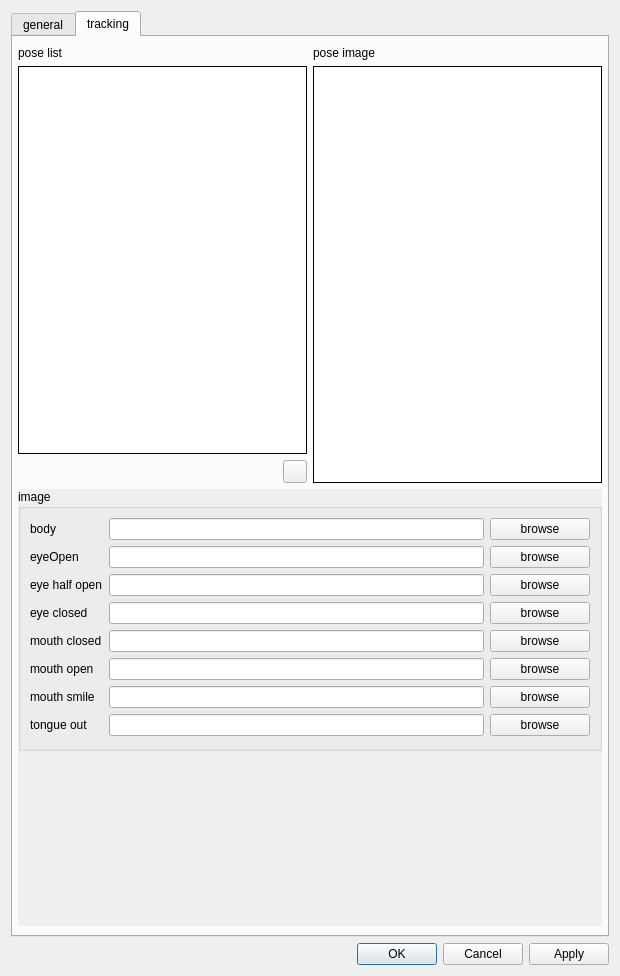
First picture: the form in src/ui/FaceTrackerDialog.ui, repository ashmanix/ashmanix-moveface-obs-plugin, before the edit.
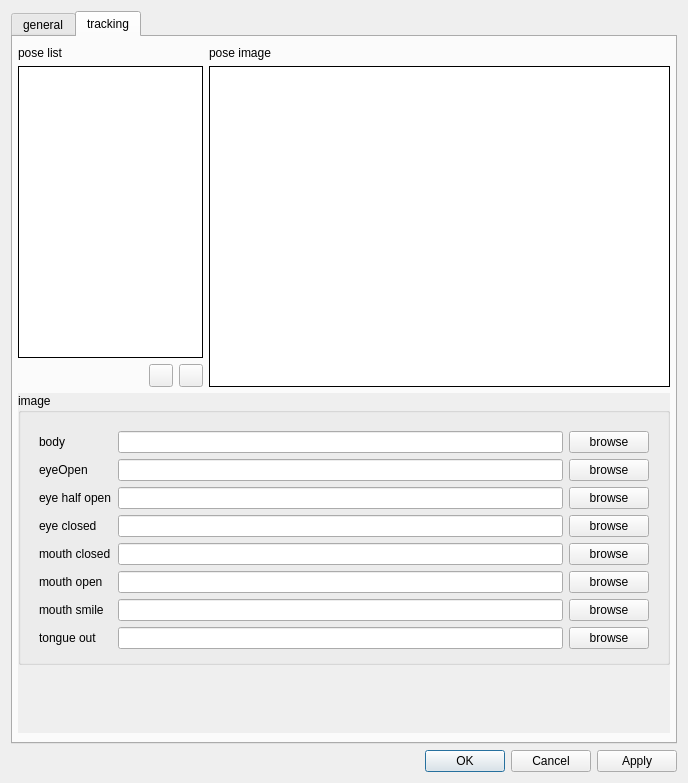
Second picture: the form after the edit. Custom widgets are drawn as their Qt base class.

What changed in the file:
```diff
--- a/src/ui/FaceTrackerDialog.ui
+++ b/src/ui/FaceTrackerDialog.ui
@@ -6,8 +6,8 @@
    <rect>
     <x>0</x>
     <y>0</y>
-    <width>620</width>
-    <height>976</height>
+    <width>688</width>
+    <height>783</height>
    </rect>
   </property>
   <property name="windowTitle">
@@ -280,7 +280,7 @@
         <number>5</number>
        </property>
        <item>
-        <layout class="QHBoxLayout" name="imageViewHorizontalLayout" stretch="0,0">
+        <layout class="QHBoxLayout" name="imageViewHorizontalLayout" stretch="2,5">
          <property name="bottomMargin">
           <number>0</number>
          </property>
@@ -298,6 +298,12 @@
            </item>
            <item>
             <widget class="QListView" name="poseListView">
+             <property name="sizePolicy">
+              <sizepolicy hsizetype="Expanding" vsizetype="Expanding">
+               <horstretch>0</horstretch>
+               <verstretch>0</verstretch>
+              </sizepolicy>
+             </property>
              <property name="autoFillBackground">
               <bool>true</bool>
              </property>
@@ -307,6 +313,18 @@
              <property name="frameShadow">
               <enum>QFrame::Plain</enum>
              </property>
+             <property name="editTriggers">
+              <set>QAbstractItemView::DoubleClicked|QAbstractItemView::EditKeyPressed</set>
+             </property>
+             <property name="dragDropMode">
+              <enum>QAbstractItemView::DragDrop</enum>
+             </property>
+             <property name="defaultDropAction">
+              <enum>Qt::MoveAction</enum>
+             </property>
+             <property name="alternatingRowColors">
+              <bool>true</bool>
+             </property>
              <property name="class" stdset="0">
               <string>bg-base</string>
              </property>
@@ -322,6 +340,9 @@
                <property name="orientation">
                 <enum>Qt::Horizontal</enum>
                </property>
+               <property name="sizeType">
+                <enum>QSizePolicy::MinimumExpanding</enum>
+               </property>
                <property name="sizeHint" stdset="0">
                 <size>
                  <width>40</width>
@@ -330,6 +351,13 @@
                </property>
               </spacer>
              </item>
+             <item>
+              <widget class="QToolButton" name="deletePoseToolButton">
+               <property name="text">
+                <string/>
+               </property>
+              </widget>
+             </item>
              <item>
               <widget class="QToolButton" name="addPoseToolButton">
                <property name="text">
@@ -362,14 +390,14 @@
            <item>
             <widget class="AvatarGraphicsView" name="avatarGraphicsView">
              <property name="sizePolicy">
-              <sizepolicy hsizetype="Expanding" vsizetype="MinimumExpanding">
-               <horstretch>0</horstretch>
+              <sizepolicy hsizetype="Expanding" vsizetype="Expanding">
+               <horstretch>1</horstretch>
                <verstretch>0</verstretch>
               </sizepolicy>
              </property>
              <property name="minimumSize">
               <size>
-               <width>250</width>
+               <width>0</width>
                <height>300</height>
               </size>
              </property>
@@ -417,9 +445,9 @@
           <property name="geometry">
            <rect>
             <x>0</x>
-            <y>0</y>
-            <width>580</width>
-            <height>419</height>
+            <y>-2</y>
+            <width>633</width>
+            <height>405</height>
            </rect>
           </property>
           <layout class="QVBoxLayout" name="verticalLayout_5">
@@ -445,73 +473,14 @@
                <number>12</number>
               </property>
               <item>
+               <widget class="QWidget" name="imageConfigWidget" native="true">
                <layout class="QFormLayout" name="formLayout">
                 <property name="fieldGrowthPolicy">
                  <enum>QFormLayout::AllNonFixedFieldsGrow</enum>
                 </property>
                 <property name="bottomMargin">
-                 <number>0</number>
-                </property>
-                <item row="1" column="0">
-                 <widget class="QLabel" name="eyeOpenUrlLabel">
-                  <property name="text">
-                   <string>eyeOpen</string>
-                  </property>
-                 </widget>
-                </item>
-                <item row="2" column="0">
-                 <widget class="QLabel" name="eyeHalfOpenUrLabel">
-                  <property name="text">
-                   <string>eye half open</string>
-                  </property>
-                 </widget>
-                </item>
-                <item row="1" column="1">
-                 <layout class="QHBoxLayout" name="horizontalLayout_4">
-                  <item>
-                   <widget class="QLineEdit" name="eyeOpenUrlEdit"/>
-                  </item>
-                  <item>
-                   <widget class="QPushButton" name="eyeOpenUrlPushButton">
-                    <property name="minimumSize">
-                     <size>
-                      <width>100</width>
-                      <height>0</height>
-                     </size>
-                    </property>
-                    <property name="text">
-                     <string>browse</string>
-                    </property>
-                   </widget>
-                  </item>
-                 </layout>
-                </item>
-                <item row="2" column="1">
-                 <layout class="QHBoxLayout" name="horizontalLayout_5">
-                  <item>
-                   <widget class="QLineEdit" name="eyeHalfOpenUrlEdit"/>
-                  </item>
-                  <item>
-                   <widget class="QPushButton" name="eyeHalfOpenUrlPushButton">
-                    <property name="sizePolicy">
-                     <sizepolicy hsizetype="Minimum" vsizetype="Fixed">
-                      <horstretch>0</horstretch>
-                      <verstretch>0</verstretch>
-                     </sizepolicy>
-                    </property>
-                    <property name="minimumSize">
-                     <size>
-                      <width>100</width>
-                      <height>0</height>
-                     </size>
-                    </property>
-                    <property name="text">
-                     <string>browse</string>
-                    </property>
-                   </widget>
-                  </item>
-                 </layout>
-                </item>
+                  <number>1</number>
+                 </property>
                 <item row="0" column="0">
                  <widget class="QLabel" name="bodyUrlLabel">
                   <property name="text">
@@ -522,13 +491,85 @@
                 <item row="0" column="1">
                  <layout class="QHBoxLayout" name="horizontalLayout_6">
                   <item>
-                   <widget class="QLineEdit" name="bodyUrlLineEdit"/>
+                    <widget class="QLineEdit" name="bodyUrlLineEdit">
+                     <property name="clearButtonEnabled">
+                      <bool>true</bool>
+                     </property>
+                    </widget>
                   </item>
                   <item>
                    <widget class="QPushButton" name="bodyUrlPushButton">
                     <property name="minimumSize">
                      <size>
-                      <width>100</width>
+                       <width>80</width>
+                       <height>0</height>
+                      </size>
+                     </property>
+                     <property name="text">
+                      <string>browse</string>
+                     </property>
+                    </widget>
+                   </item>
+                  </layout>
+                 </item>
+                 <item row="1" column="0">
+                  <widget class="QLabel" name="eyesOpenUrlLabel">
+                   <property name="text">
+                    <string>eyeOpen</string>
+                   </property>
+                  </widget>
+                 </item>
+                 <item row="1" column="1">
+                  <layout class="QHBoxLayout" name="horizontalLayout_4">
+                   <item>
+                    <widget class="QLineEdit" name="eyesOpenUrlEdit">
+                     <property name="clearButtonEnabled">
+                      <bool>true</bool>
+                     </property>
+                    </widget>
+                   </item>
+                   <item>
+                    <widget class="QPushButton" name="eyesOpenUrlPushButton">
+                     <property name="minimumSize">
+                      <size>
+                       <width>80</width>
+                       <height>0</height>
+                      </size>
+                     </property>
+                     <property name="text">
+                      <string>browse</string>
+                     </property>
+                    </widget>
+                   </item>
+                  </layout>
+                 </item>
+                 <item row="2" column="0">
+                  <widget class="QLabel" name="eyesHalfOpenUrLabel">
+                   <property name="text">
+                    <string>eye half open</string>
+                   </property>
+                  </widget>
+                 </item>
+                 <item row="2" column="1">
+                  <layout class="QHBoxLayout" name="horizontalLayout_5">
+                   <item>
+                    <widget class="QLineEdit" name="eyesHalfOpenUrlEdit">
+                     <property name="clearButtonEnabled">
+                      <bool>true</bool>
+                     </property>
+                    </widget>
+                   </item>
+                   <item>
+                    <widget class="QPushButton" name="eyesHalfOpenUrlPushButton">
+                     <property name="sizePolicy">
+                      <sizepolicy hsizetype="Minimum" vsizetype="Fixed">
+                       <horstretch>0</horstretch>
+                       <verstretch>0</verstretch>
+                      </sizepolicy>
+                     </property>
+                     <property name="minimumSize">
+                      <size>
+                       <width>80</width>
                       <height>0</height>
                      </size>
                     </property>
@@ -546,6 +587,30 @@
                   </property>
                  </widget>
                 </item>
+                 <item row="3" column="1">
+                  <layout class="QHBoxLayout" name="horizontalLayout">
+                   <item>
+                    <widget class="QLineEdit" name="eyesClosedUrlLineEdit">
+                     <property name="clearButtonEnabled">
+                      <bool>true</bool>
+                     </property>
+                    </widget>
+                   </item>
+                   <item>
+                    <widget class="QPushButton" name="eyesClosedUrlPushButton">
+                     <property name="minimumSize">
+                      <size>
+                       <width>80</width>
+                       <height>0</height>
+                      </size>
+                     </property>
+                     <property name="text">
+                      <string>browse</string>
+                     </property>
+                    </widget>
+                   </item>
+                  </layout>
+                 </item>
                 <item row="4" column="0">
                  <widget class="QLabel" name="mouthClosedUrlLabel">
                   <property name="text">
@@ -553,36 +618,20 @@
                   </property>
                  </widget>
                 </item>
-                <item row="3" column="1">
-                 <layout class="QHBoxLayout" name="horizontalLayout">
-                  <item>
-                   <widget class="QLineEdit" name="eyeClosedUrlLineEdit"/>
-                  </item>
-                  <item>
-                   <widget class="QPushButton" name="eyeClosedUrlPushButton">
-                    <property name="minimumSize">
-                     <size>
-                      <width>100</width>
-                      <height>0</height>
-                     </size>
-                    </property>
-                    <property name="text">
-                     <string>browse</string>
-                    </property>
-                   </widget>
-                  </item>
-                 </layout>
-                </item>
                 <item row="4" column="1">
                  <layout class="QHBoxLayout" name="horizontalLayout_7">
                   <item>
-                   <widget class="QLineEdit" name="mouthClosedUrlLineEdit"/>
+                    <widget class="QLineEdit" name="mouthClosedUrlLineEdit">
+                     <property name="clearButtonEnabled">
+                      <bool>true</bool>
+                     </property>
+                    </widget>
                   </item>
                   <item>
                    <widget class="QPushButton" name="mouthClosedUrlPushButton">
                     <property name="minimumSize">
                      <size>
-                      <width>100</width>
+                       <width>80</width>
                       <height>0</height>
                      </size>
                     </property>
@@ -610,13 +659,17 @@
                 <item row="5" column="1">
                  <layout class="QHBoxLayout" name="horizontalLayout_8">
                   <item>
-                   <widget class="QLineEdit" name="mouthOpenUrlLineEdit"/>
+                    <widget class="QLineEdit" name="mouthOpenUrlLineEdit">
+                     <property name="clearButtonEnabled">
+                      <bool>true</bool>
+                     </property>
+                    </widget>
                   </item>
                   <item>
                    <widget class="QPushButton" name="mouthOpenUrlPushButton">
                     <property name="minimumSize">
                      <size>
-                      <width>100</width>
+                       <width>80</width>
                       <height>0</height>
                      </size>
                     </property>
@@ -630,13 +683,17 @@
                 <item row="6" column="1">
                  <layout class="QHBoxLayout" name="horizontalLayout_9">
                   <item>
-                   <widget class="QLineEdit" name="mouthSmileUrlLineEdit"/>
+                    <widget class="QLineEdit" name="mouthSmileUrlLineEdit">
+                     <property name="clearButtonEnabled">
+                      <bool>true</bool>
+                     </property>
+                    </widget>
                   </item>
                   <item>
                    <widget class="QPushButton" name="mouthSmileUrlPushButton">
                     <property name="minimumSize">
                      <size>
-                      <width>100</width>
+                       <width>80</width>
                       <height>0</height>
                      </size>
                     </property>
@@ -657,13 +714,17 @@
                 <item row="7" column="1">
                  <layout class="QHBoxLayout" name="horizontalLayout_10">
                   <item>
-                   <widget class="QLineEdit" name="tongueOutUrlLineEdit"/>
+                    <widget class="QLineEdit" name="tongueOutUrlLineEdit">
+                     <property name="clearButtonEnabled">
+                      <bool>true</bool>
+                     </property>
+                    </widget>
                   </item>
                   <item>
                    <widget class="QPushButton" name="tongueOutUrlPushButton">
                     <property name="minimumSize">
                      <size>
-                      <width>100</width>
+                       <width>80</width>
                       <height>0</height>
                      </size>
                     </property>
@@ -675,6 +736,7 @@
                  </layout>
                 </item>
                </layout>
+               </widget>
               </item>
              </layout>
             </widget>
```
Left out of the diff: 20 changed lines with no effect on the pictures. Lines whose indentation alone changed are shown as unchanged.
